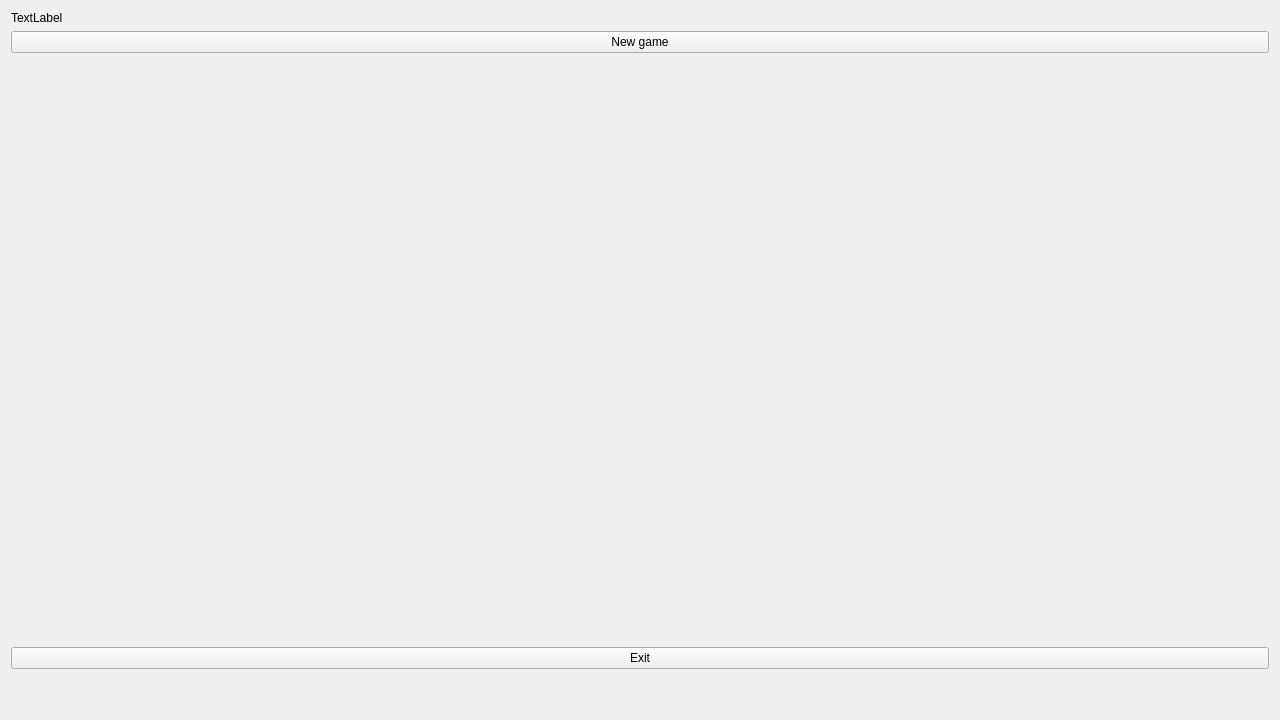
This is mainmenu.ui in KomandaB/-1 as Qt 5 draws it before an edit. The edited form follows.
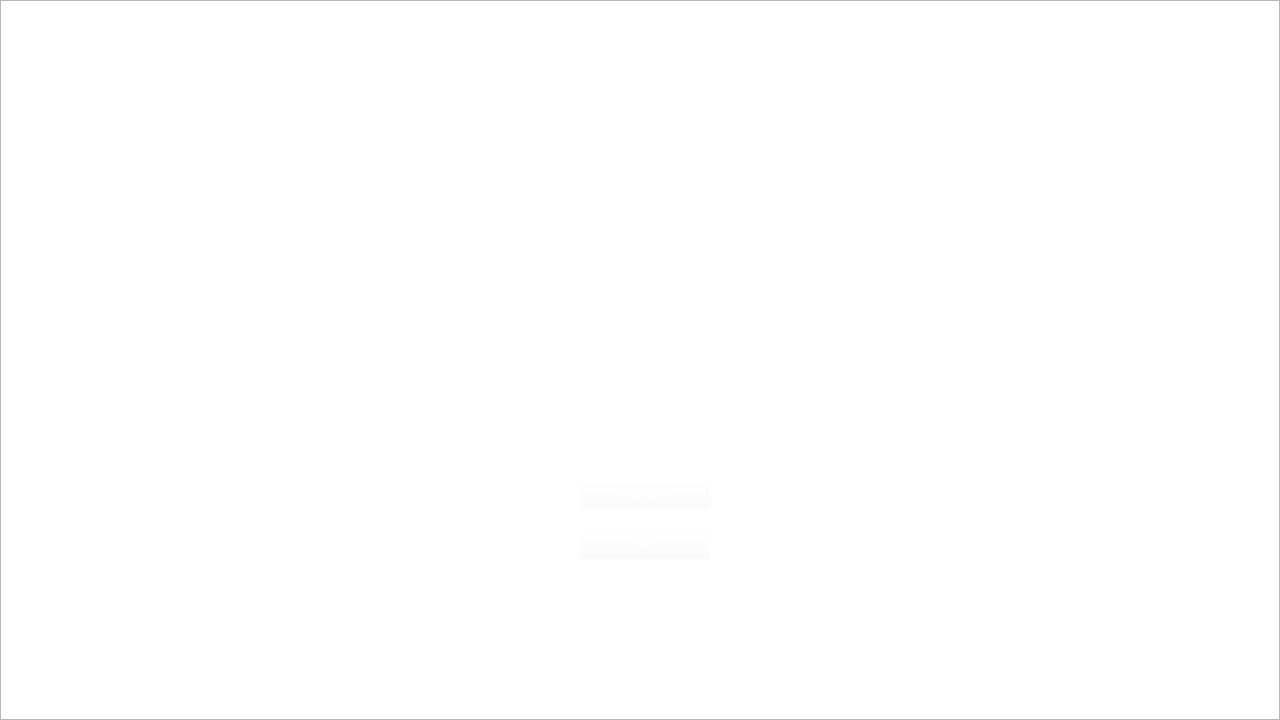
This is the edited form. Icons and pictures are not drawn.

Diff of the .ui file:
```diff
--- a/mainmenu.ui
+++ b/mainmenu.ui
@@ -31,71 +31,271 @@
   <property name="windowTitle">
    <string>Form</string>
   </property>
-  <layout class="QGridLayout" name="gridLayout">
-   <item row="1" column="0">
-    <layout class="QVBoxLayout" name="verticalLayout">
-     <item>
-      <widget class="QLabel" name="label_2">
-       <property name="enabled">
-        <bool>true</bool>
-       </property>
-       <property name="maximumSize">
-        <size>
-         <width>771</width>
-         <height>16777215</height>
-        </size>
-       </property>
-       <property name="text">
-        <string>TextLabel</string>
-       </property>
-      </widget>
-     </item>
-     <item>
-      <widget class="QPushButton" name="newGameBtn">
-       <property name="text">
-        <string>New game</string>
-       </property>
-      </widget>
-     </item>
-     <item>
-      <spacer name="verticalSpacer_2">
-       <property name="orientation">
-        <enum>Qt::Vertical</enum>
-       </property>
-       <property name="sizeHint" stdset="0">
-        <size>
-         <width>20</width>
-         <height>30</height>
-        </size>
-       </property>
-      </spacer>
-     </item>
-     <item>
-      <widget class="QPushButton" name="exitBtn">
-       <property name="text">
-        <string>Exit</string>
-       </property>
-      </widget>
-     </item>
-     <item>
-      <spacer name="verticalSpacer">
-       <property name="orientation">
-        <enum>Qt::Vertical</enum>
-       </property>
-       <property name="sizeType">
-        <enum>QSizePolicy::Fixed</enum>
-       </property>
-       <property name="sizeHint" stdset="0">
-        <size>
-         <width>20</width>
-         <height>40</height>
-        </size>
-       </property>
-      </spacer>
-     </item>
-    </layout>
-   </item>
-  </layout>
+  <property name="styleSheet">
+   <string notr="true">QPushButton { 
+background-color: rgba(255, 255, 255, 0);
+color:white;
+}
+
+QPushButton:hover{
+
+color: rgb(122, 122, 122);
+}
+QPushButton:pressed{
+color:rgb(208, 0, 177);
+}</string>
+  </property>
+  <widget class="QPushButton" name="newGameBtn">
+   <property name="geometry">
+    <rect>
+     <x>580</x>
+     <y>480</y>
+     <width>131</width>
+     <height>30</height>
+    </rect>
+   </property>
+   <property name="palette">
+    <palette>
+     <active>
+      <colorrole role="WindowText">
+       <brush brushstyle="SolidPattern">
+        <color alpha="255">
+         <red>255</red>
+         <green>255</green>
+         <blue>255</blue>
+        </color>
+       </brush>
+      </colorrole>
+      <colorrole role="Button">
+       <brush brushstyle="SolidPattern">
+        <color alpha="0">
+         <red>255</red>
+         <green>255</green>
+         <blue>255</blue>
+        </color>
+       </brush>
+      </colorrole>
+      <colorrole role="Text">
+       <brush brushstyle="SolidPattern">
+        <color alpha="255">
+         <red>255</red>
+         <green>255</green>
+         <blue>255</blue>
+        </color>
+       </brush>
+      </colorrole>
+      <colorrole role="ButtonText">
+       <brush brushstyle="SolidPattern">
+        <color alpha="255">
+         <red>255</red>
+         <green>255</green>
+         <blue>255</blue>
+        </color>
+       </brush>
+      </colorrole>
+      <colorrole role="Base">
+       <brush brushstyle="SolidPattern">
+        <color alpha="0">
+         <red>255</red>
+         <green>255</green>
+         <blue>255</blue>
+        </color>
+       </brush>
+      </colorrole>
+      <colorrole role="Window">
+       <brush brushstyle="SolidPattern">
+        <color alpha="0">
+         <red>255</red>
+         <green>255</green>
+         <blue>255</blue>
+        </color>
+       </brush>
+      </colorrole>
+     </active>
+     <inactive>
+      <colorrole role="WindowText">
+       <brush brushstyle="SolidPattern">
+        <color alpha="255">
+         <red>255</red>
+         <green>255</green>
+         <blue>255</blue>
+        </color>
+       </brush>
+      </colorrole>
+      <colorrole role="Button">
+       <brush brushstyle="SolidPattern">
+        <color alpha="0">
+         <red>255</red>
+         <green>255</green>
+         <blue>255</blue>
+        </color>
+       </brush>
+      </colorrole>
+      <colorrole role="Text">
+       <brush brushstyle="SolidPattern">
+        <color alpha="255">
+         <red>255</red>
+         <green>255</green>
+         <blue>255</blue>
+        </color>
+       </brush>
+      </colorrole>
+      <colorrole role="ButtonText">
+       <brush brushstyle="SolidPattern">
+        <color alpha="255">
+         <red>255</red>
+         <green>255</green>
+         <blue>255</blue>
+        </color>
+       </brush>
+      </colorrole>
+      <colorrole role="Base">
+       <brush brushstyle="SolidPattern">
+        <color alpha="0">
+         <red>255</red>
+         <green>255</green>
+         <blue>255</blue>
+        </color>
+       </brush>
+      </colorrole>
+      <colorrole role="Window">
+       <brush brushstyle="SolidPattern">
+        <color alpha="0">
+         <red>255</red>
+         <green>255</green>
+         <blue>255</blue>
+        </color>
+       </brush>
+      </colorrole>
+     </inactive>
+     <disabled>
+      <colorrole role="WindowText">
+       <brush brushstyle="SolidPattern">
+        <color alpha="255">
+         <red>255</red>
+         <green>255</green>
+         <blue>255</blue>
+        </color>
+       </brush>
+      </colorrole>
+      <colorrole role="Button">
+       <brush brushstyle="SolidPattern">
+        <color alpha="0">
+         <red>255</red>
+         <green>255</green>
+         <blue>255</blue>
+        </color>
+       </brush>
+      </colorrole>
+      <colorrole role="Text">
+       <brush brushstyle="SolidPattern">
+        <color alpha="255">
+         <red>255</red>
+         <green>255</green>
+         <blue>255</blue>
+        </color>
+       </brush>
+      </colorrole>
+      <colorrole role="ButtonText">
+       <brush brushstyle="SolidPattern">
+        <color alpha="255">
+         <red>255</red>
+         <green>255</green>
+         <blue>255</blue>
+        </color>
+       </brush>
+      </colorrole>
+      <colorrole role="Base">
+       <brush brushstyle="SolidPattern">
+        <color alpha="0">
+         <red>255</red>
+         <green>255</green>
+         <blue>255</blue>
+        </color>
+       </brush>
+      </colorrole>
+      <colorrole role="Window">
+       <brush brushstyle="SolidPattern">
+        <color alpha="0">
+         <red>255</red>
+         <green>255</green>
+         <blue>255</blue>
+        </color>
+       </brush>
+      </colorrole>
+     </disabled>
+    </palette>
+   </property>
+   <property name="font">
+    <font>
+     <family>Press Start 2P</family>
+     <pointsize>7</pointsize>
+    </font>
+   </property>
+   <property name="styleSheet">
+    <string notr="true"/>
+   </property>
+   <property name="text">
+    <string>New game</string>
+   </property>
+  </widget>
+  <widget class="QPushButton" name="exitBtn">
+   <property name="geometry">
+    <rect>
+     <x>579</x>
+     <y>530</y>
+     <width>131</width>
+     <height>30</height>
+    </rect>
+   </property>
+   <property name="sizePolicy">
+    <sizepolicy hsizetype="Expanding" vsizetype="Expanding">
+     <horstretch>0</horstretch>
+     <verstretch>0</verstretch>
+    </sizepolicy>
+   </property>
+   <property name="font">
+    <font>
+     <family>Press Start 2P</family>
+     <pointsize>7</pointsize>
+    </font>
+   </property>
+   <property name="styleSheet">
+    <string notr="true"/>
+   </property>
+   <property name="text">
+    <string>Exit</string>
+   </property>
+  </widget>
+  <widget class="QGraphicsView" name="graphicsView">
+   <property name="enabled">
+    <bool>true</bool>
+   </property>
+   <property name="geometry">
+    <rect>
+     <x>0</x>
+     <y>0</y>
+     <width>1280</width>
+     <height>720</height>
+    </rect>
+   </property>
+   <property name="sizePolicy">
+    <sizepolicy hsizetype="Fixed" vsizetype="Fixed">
+     <horstretch>0</horstretch>
+     <verstretch>0</verstretch>
+    </sizepolicy>
+   </property>
+   <property name="styleSheet">
+    <string notr="true">background-image: url(:/start_background.png);</string>
+   </property>
+   <property name="interactive">
+    <bool>false</bool>
+   </property>
+  </widget>
+  <zorder>graphicsView</zorder>
+  <zorder></zorder>
+  <zorder>newGameBtn</zorder>
+  <zorder>exitBtn</zorder>
  </widget>
  <resources/>
  <connections/>
```
